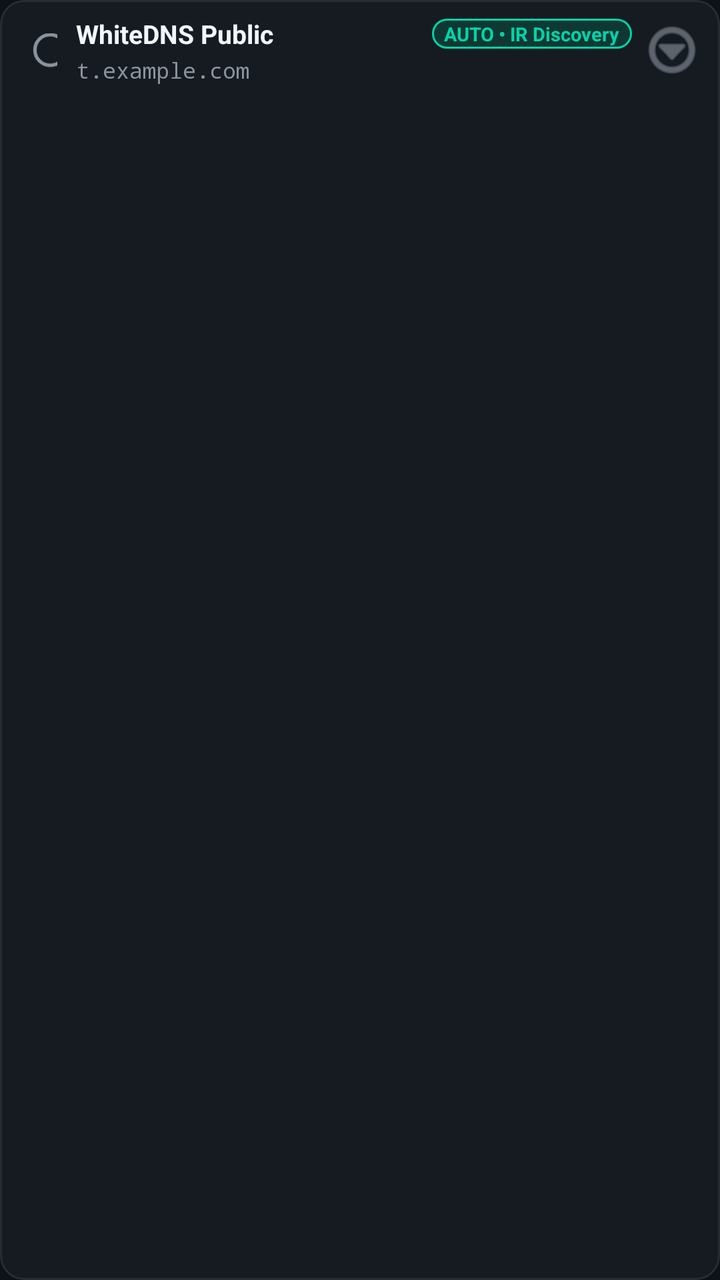
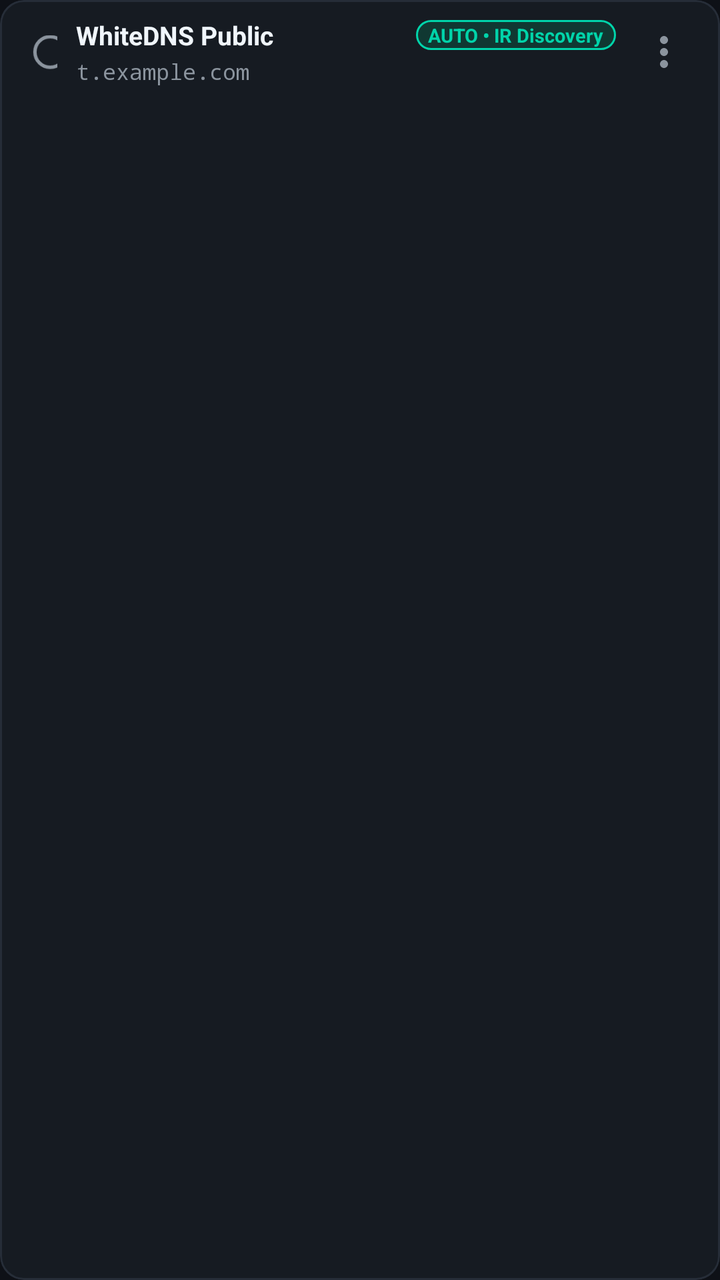

The first picture is an Android layout as it rendered before a commit; the second is the same layout after the commit. The layout source and the unified diff follow.
<!-- AndroidManifest.xml: application theme Theme.AetherVpn -->
<!-- res/layout/item_soar_profile.xml -->
<?xml version="1.0" encoding="utf-8"?>
<com.google.android.material.card.MaterialCardView xmlns:android="http://schemas.android.com/apk/res/android"
    xmlns:app="http://schemas.android.com/apk/res-auto"
    android:id="@+id/cardSoarProfile"
    style="@style/Widget.Aether.Card"
    android:layout_width="match_parent"
    android:layout_height="wrap_content"
    android:layout_marginBottom="6dp"
    android:clickable="true"
    android:focusable="true"
    app:cardCornerRadius="12dp"
    app:strokeWidth="1dp">

    <LinearLayout
        android:layout_width="match_parent"
        android:layout_height="wrap_content"
        android:gravity="center_vertical"
        android:orientation="horizontal"
        android:paddingHorizontal="10dp"
        android:paddingVertical="8dp">

        <RadioButton
            android:id="@+id/radioSoarActive"
            android:layout_width="20dp"
            android:layout_height="20dp"
            android:buttonTint="@color/accent_primary"
            android:minWidth="0dp"
            android:minHeight="0dp"
            android:padding="0dp"
            android:scaleX="0.85"
            android:scaleY="0.85" />

        <LinearLayout
            android:layout_width="0dp"
            android:layout_height="wrap_content"
            android:layout_marginStart="8dp"
            android:layout_marginEnd="6dp"
            android:layout_weight="1"
            android:orientation="vertical">

            <LinearLayout
                android:layout_width="match_parent"
                android:layout_height="wrap_content"
                android:gravity="center_vertical"
                android:orientation="horizontal">

                <TextView
                    android:id="@+id/tvSoarProfileName"
                    android:layout_width="0dp"
                    android:layout_height="wrap_content"
                    android:layout_weight="1"
                    android:ellipsize="end"
                    android:maxLines="1"
                    android:text="WhiteDNS Public"
                    android:textColor="@color/text_primary"
                    android:textSize="13sp"
                    android:textStyle="bold" />

                <TextView
                    android:id="@+id/tvSoarBadge"
                    android:layout_width="wrap_content"
                    android:layout_height="wrap_content"
                    android:layout_marginStart="6dp"
                    android:background="@drawable/bg_pill_chain"
                    android:maxLines="1"
                    android:paddingHorizontal="6dp"
                    android:paddingVertical="1dp"
                    android:text="AUTO • IR Discovery"
                    android:textColor="@color/accent_primary"
                    android:textSize="9.5sp"
                    android:textStyle="bold" />
            </LinearLayout>

            <TextView
                android:id="@+id/tvSoarDomain"
                android:layout_width="match_parent"
                android:layout_height="wrap_content"
                android:layout_marginTop="2dp"
                android:ellipsize="end"
                android:fontFamily="monospace"
                android:maxLines="1"
                android:text="t.example.com"
                android:textColor="@color/text_secondary"
                android:textSize="11sp" />
        </LinearLayout>

        <ImageButton
            android:id="@+id/btnSoarMore"
            android:layout_width="28dp"
            android:layout_height="28dp"
            android:background="?attr/selectableItemBackgroundBorderless"
            android:contentDescription="More options"
            android:src="@android:drawable/ic_menu_more"
            app:tint="@color/text_secondary" />
    </LinearLayout>
</com.google.android.material.card.MaterialCardView>
<!-- resources referenced by this layout -->
<resources>
  <color name="accent_primary">#00D4AA</color>
  <color name="text_primary">#F0F6FC</color>
  <color name="text_secondary">#8B949E</color>
  <!-- drawable bg_pill_chain (drawable) -->
  <?xml version="1.0" encoding="utf-8"?>
  <shape xmlns:android="http://schemas.android.com/apk/res/android"
      android:shape="rectangle">
      <solid android:color="@color/accent_primary_container" />
      <corners android:radius="999dp" />
      <stroke
          android:width="1dp"
          android:color="@color/accent_primary" />
  </shape>
  <style name="Widget.Aether.Card" parent="Widget.Material3.CardView.Outlined">
          <item name="cardBackgroundColor">@color/card_bg</item>
          <item name="strokeColor">@color/card_border</item>
          <item name="strokeWidth">1dp</item>
          <item name="cardCornerRadius">16dp</item>
          <item name="cardElevation">0dp</item>
      </style>
  <style name="Theme.AetherVpn" parent="Theme.Material3.Dark.NoActionBar">
          <item name="colorPrimary">@color/accent_primary</item>
          <item name="colorOnPrimary">@color/surface_bg</item>
          <item name="colorPrimaryContainer">@color/accent_primary_container</item>
          <item name="colorSecondary">@color/accent_secondary</item>
          <item name="colorOnSecondary">@color/text_primary</item>
          <item name="colorSurface">@color/card_bg</item>
          <item name="colorOnSurface">@color/text_primary</item>
          <item name="colorSurfaceVariant">@color/surface_elevated</item>
          <item name="colorOnSurfaceVariant">@color/text_secondary</item>
          <item name="colorOutline">@color/card_border</item>
          <item name="android:windowBackground">@color/surface_bg</item>
          <item name="android:statusBarColor">@color/surface_bg</item>
          <item name="android:navigationBarColor">@color/card_bg</item>
      </style>
  <color name="accent_primary_container">#103832</color>
  <color name="card_bg">#161B22</color>
  <color name="card_border">#262D38</color>
  <color name="surface_bg">#0E1117</color>
  <color name="accent_secondary">#3B82F6</color>
  <color name="surface_elevated">#1C222B</color>
</resources>

<!-- the commit's change to res/layout/item_soar_profile.xml (unified diff, before → after) -->
@@ -86,11 +86,12 @@
 
         <ImageButton
             android:id="@+id/btnSoarMore"
-            android:layout_width="28dp"
-            android:layout_height="28dp"
+            android:layout_width="36dp"
+            android:layout_height="36dp"
             android:background="?attr/selectableItemBackgroundBorderless"
             android:contentDescription="More options"
-            android:src="@android:drawable/ic_menu_more"
+            android:padding="6dp"
+            android:src="@drawable/ic_more_vert_24"
             app:tint="@color/text_secondary" />
     </LinearLayout>
 </com.google.android.material.card.MaterialCardView>
<!-- resource entries referenced after the edit -->
@@ -13,6 +13,16 @@
           android:width="1dp"
           android:color="@color/accent_primary" />
   </shape>
+  <!-- drawable ic_more_vert_24 (drawable) -->
+  <vector xmlns:android="http://schemas.android.com/apk/res/android"
+      android:width="24dp"
+      android:height="24dp"
+      android:viewportWidth="24"
+      android:viewportHeight="24">
+      <path
+          android:fillColor="#FFFFFFFF"
+          android:pathData="M12,8c1.1,0 2,-0.9 2,-2s-0.9,-2 -2,-2 -2,0.9 -2,2 0.9,2 2,2zM12,10c-1.1,0 -2,0.9 -2,2s0.9,2 2,2 2,-0.9 2,-2 -0.9,-2 -2,-2zM12,16c-1.1,0 -2,0.9 -2,2s0.9,2 2,2 2,-0.9 2,-2 -0.9,-2 -2,-2z" />
+  </vector>
   <style name="Widget.Aether.Card" parent="Widget.Material3.CardView.Outlined">
           <item name="cardBackgroundColor">@color/card_bg</item>
           <item name="strokeColor">@color/card_border</item>
